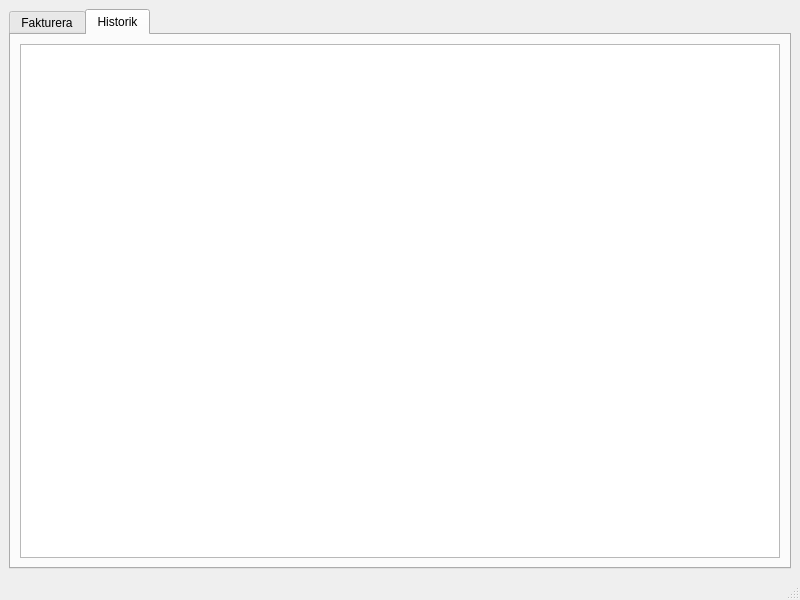
Qt form faktureramera.ui (jonasH/faktureramera) before a commit.
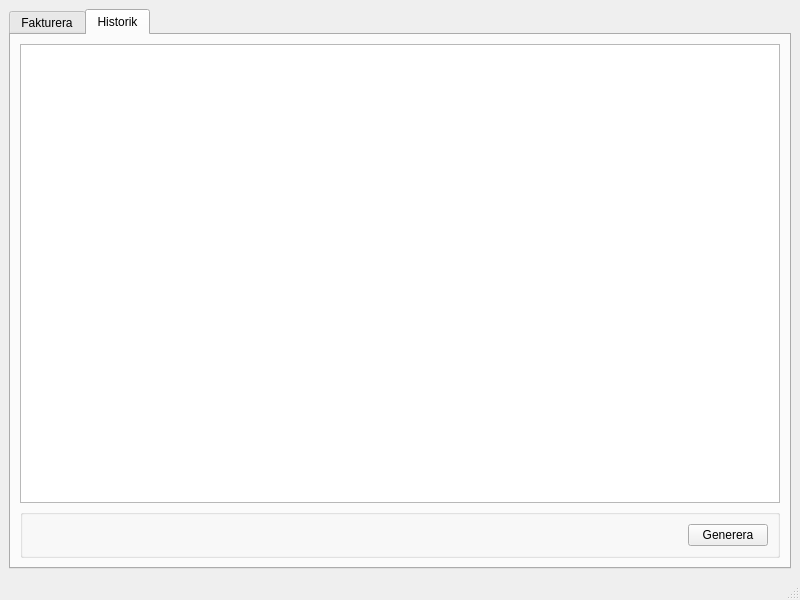
The same form after that commit.

```diff
--- a/faktureramera.ui
+++ b/faktureramera.ui
@@ -32,7 +32,40 @@
        </attribute>
        <layout class="QVBoxLayout" name="verticalLayout_3">
         <item>
-         <widget class="QTableView" name="tableView"/>
+         <widget class="QTableView" name="tableView">
+          <property name="alternatingRowColors">
+           <bool>true</bool>
+          </property>
+          <property name="sortingEnabled">
+           <bool>true</bool>
+          </property>
+         </widget>
+        </item>
+        <item>
+         <widget class="QGroupBox" name="groupBox">
+          <layout class="QHBoxLayout" name="horizontalLayout">
+           <item>
+            <spacer name="horizontalSpacer">
+             <property name="orientation">
+              <enum>Qt::Horizontal</enum>
+             </property>
+             <property name="sizeHint" stdset="0">
+              <size>
+               <width>40</width>
+               <height>20</height>
+              </size>
+             </property>
+            </spacer>
+           </item>
+           <item>
+            <widget class="QPushButton" name="generateButton">
+             <property name="text">
+              <string>Generera</string>
+             </property>
+            </widget>
+           </item>
+          </layout>
+         </widget>
         </item>
        </layout>
       </widget>
```
